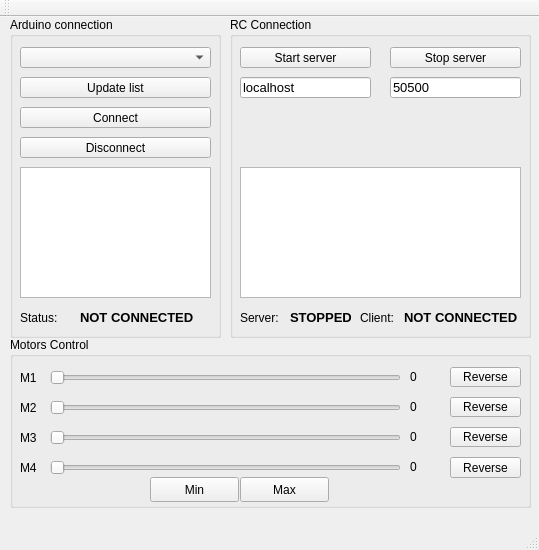
Above: Qt/DFRobot_Server/mainwindow.ui from caffedrine/DFRobot before the change. Below: the same form after it.
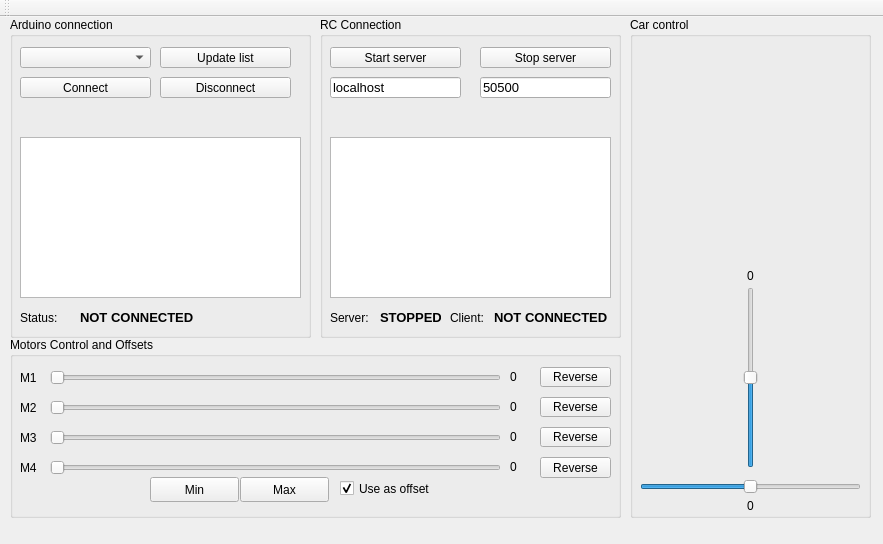
That is the form after the change.

What changed in the file:
```diff
--- a/Qt/DFRobot_Server/mainwindow.ui
+++ b/Qt/DFRobot_Server/mainwindow.ui
@@ -6,8 +6,8 @@
    <rect>
     <x>0</x>
     <y>0</y>
-    <width>539</width>
-    <height>550</height>
+    <width>883</width>
+    <height>544</height>
    </rect>
   </property>
   <property name="sizePolicy">
@@ -28,7 +28,7 @@
      <rect>
       <x>10</x>
       <y>0</y>
-      <width>211</width>
+      <width>301</width>
       <height>321</height>
      </rect>
     </property>
@@ -38,9 +38,9 @@
     <widget class="QPushButton" name="pushButton_updateList">
      <property name="geometry">
       <rect>
-       <x>10</x>
-       <y>60</y>
-       <width>191</width>
+       <x>150</x>
+       <y>30</y>
+       <width>131</width>
        <height>21</height>
       </rect>
      </property>
@@ -53,7 +53,7 @@
       <rect>
        <x>10</x>
        <y>30</y>
-       <width>191</width>
+       <width>131</width>
        <height>21</height>
       </rect>
      </property>
@@ -62,8 +62,8 @@
      <property name="geometry">
       <rect>
        <x>10</x>
-       <y>90</y>
-       <width>191</width>
+       <y>60</y>
+       <width>131</width>
        <height>21</height>
       </rect>
      </property>
@@ -74,9 +74,9 @@
     <widget class="QPushButton" name="pushButton_disconnectArduino">
      <property name="geometry">
       <rect>
-       <x>10</x>
-       <y>120</y>
-       <width>191</width>
+       <x>150</x>
+       <y>60</y>
+       <width>131</width>
        <height>21</height>
       </rect>
      </property>
@@ -88,9 +88,9 @@
      <property name="geometry">
       <rect>
        <x>10</x>
-       <y>150</y>
-       <width>191</width>
-       <height>131</height>
+       <y>120</y>
+       <width>281</width>
+       <height>161</height>
       </rect>
      </property>
      <property name="font">
@@ -166,7 +166,7 @@
    <widget class="QGroupBox" name="rcConnectionGroupBox">
     <property name="geometry">
      <rect>
-      <x>230</x>
+      <x>320</x>
       <y>0</y>
       <width>301</width>
       <height>321</height>
@@ -244,9 +244,9 @@
      <property name="geometry">
       <rect>
        <x>10</x>
-       <y>150</y>
+       <y>120</y>
        <width>281</width>
-       <height>131</height>
+       <height>161</height>
       </rect>
      </property>
      <property name="font">
@@ -363,17 +363,17 @@
      <rect>
       <x>10</x>
       <y>320</y>
-      <width>521</width>
-      <height>171</height>
+      <width>611</width>
+      <height>181</height>
      </rect>
     </property>
     <property name="title">
-     <string>Motors Control</string>
+     <string>Motors Control and Offsets</string>
     </property>
     <widget class="QLabel" name="motor1_speedLabel">
      <property name="geometry">
       <rect>
-       <x>400</x>
+       <x>500</x>
        <y>30</y>
        <width>31</width>
        <height>20</height>
@@ -386,7 +386,7 @@
     <widget class="QLabel" name="motor4_speedLabel">
      <property name="geometry">
       <rect>
-       <x>400</x>
+       <x>500</x>
        <y>120</y>
        <width>31</width>
        <height>20</height>
@@ -425,7 +425,7 @@
     <widget class="QLabel" name="motor2_speedLabel">
      <property name="geometry">
       <rect>
-       <x>400</x>
+       <x>500</x>
        <y>60</y>
        <width>31</width>
        <height>20</height>
@@ -438,7 +438,7 @@
     <widget class="QLabel" name="motor3_speedLabel">
      <property name="geometry">
       <rect>
-       <x>400</x>
+       <x>500</x>
        <y>90</y>
        <width>31</width>
        <height>20</height>
@@ -453,7 +453,7 @@
       <rect>
        <x>40</x>
        <y>90</y>
-       <width>351</width>
+       <width>451</width>
        <height>21</height>
       </rect>
      </property>
@@ -467,7 +467,7 @@
     <widget class="QPushButton" name="pushButton_reverse3">
      <property name="geometry">
       <rect>
-       <x>440</x>
+       <x>530</x>
        <y>90</y>
        <width>71</width>
        <height>20</height>
@@ -485,7 +485,7 @@
       <rect>
        <x>40</x>
        <y>120</y>
-       <width>351</width>
+       <width>451</width>
        <height>21</height>
       </rect>
      </property>
@@ -499,7 +499,7 @@
     <widget class="QPushButton" name="pushButton_reverse4">
      <property name="geometry">
       <rect>
-       <x>440</x>
+       <x>530</x>
        <y>120</y>
        <width>71</width>
        <height>21</height>
@@ -517,7 +517,7 @@
       <rect>
        <x>40</x>
        <y>30</y>
-       <width>351</width>
+       <width>451</width>
        <height>21</height>
       </rect>
      </property>
@@ -557,7 +557,7 @@
     <widget class="QPushButton" name="pushButton_reverse1">
      <property name="geometry">
       <rect>
-       <x>440</x>
+       <x>530</x>
        <y>30</y>
        <width>71</width>
        <height>20</height>
@@ -575,7 +575,7 @@
       <rect>
        <x>40</x>
        <y>60</y>
-       <width>351</width>
+       <width>451</width>
        <height>21</height>
       </rect>
      </property>
@@ -589,7 +589,7 @@
     <widget class="QPushButton" name="pushButton_reverse2">
      <property name="geometry">
       <rect>
-       <x>440</x>
+       <x>530</x>
        <y>60</y>
        <width>71</width>
        <height>20</height>
@@ -628,6 +628,122 @@
       <string>Max</string>
      </property>
     </widget>
+    <widget class="QCheckBox" name="offsetCheckBox">
+     <property name="geometry">
+      <rect>
+       <x>330</x>
+       <y>140</y>
+       <width>121</width>
+       <height>23</height>
+      </rect>
+     </property>
+     <property name="text">
+      <string>Use as offset</string>
+     </property>
+     <property name="checked">
+      <bool>true</bool>
+     </property>
+    </widget>
+   </widget>
+   <widget class="QGroupBox" name="CarControlGroupBox">
+    <property name="geometry">
+     <rect>
+      <x>630</x>
+      <y>0</y>
+      <width>241</width>
+      <height>501</height>
+     </rect>
+    </property>
+    <property name="title">
+     <string>Car control</string>
+    </property>
+    <widget class="QSlider" name="leftRightSlider">
+     <property name="geometry">
+      <rect>
+       <x>10</x>
+       <y>460</y>
+       <width>221</width>
+       <height>20</height>
+      </rect>
+     </property>
+     <property name="minimum">
+      <number>-255</number>
+     </property>
+     <property name="maximum">
+      <number>255</number>
+     </property>
+     <property name="singleStep">
+      <number>5</number>
+     </property>
+     <property name="orientation">
+      <enum>Qt::Horizontal</enum>
+     </property>
+    </widget>
+    <widget class="QSlider" name="speedSlider">
+     <property name="geometry">
+      <rect>
+       <x>110</x>
+       <y>270</y>
+       <width>21</width>
+       <height>181</height>
+      </rect>
+     </property>
+     <property name="minimum">
+      <number>-255</number>
+     </property>
+     <property name="maximum">
+      <number>255</number>
+     </property>
+     <property name="singleStep">
+      <number>5</number>
+     </property>
+     <property name="orientation">
+      <enum>Qt::Vertical</enum>
+     </property>
+    </widget>
+    <widget class="QWidget" name="verticalLayoutWidget">
+     <property name="geometry">
+      <rect>
+       <x>20</x>
+       <y>30</y>
+       <width>211</width>
+       <height>191</height>
+      </rect>
+     </property>
+     <layout class="QVBoxLayout" name="verticalLayout"/>
+    </widget>
+    <widget class="QLabel" name="speedLabel">
+     <property name="geometry">
+      <rect>
+       <x>90</x>
+       <y>250</y>
+       <width>61</width>
+       <height>17</height>
+      </rect>
+     </property>
+     <property name="text">
+      <string>0</string>
+     </property>
+     <property name="alignment">
+      <set>Qt::AlignCenter</set>
+     </property>
+    </widget>
+    <widget class="QLabel" name="directionLabel">
+     <property name="geometry">
+      <rect>
+       <x>90</x>
+       <y>480</y>
+       <width>61</width>
+       <height>17</height>
+      </rect>
+     </property>
+     <property name="text">
+      <string>0</string>
+     </property>
+     <property name="alignment">
+      <set>Qt::AlignCenter</set>
+     </property>
+    </widget>
    </widget>
   </widget>
   <widget class="QMenuBar" name="menuBar">
@@ -648,7 +764,6 @@
     <bool>false</bool>
    </attribute>
   </widget>
-  <widget class="QStatusBar" name="statusBar"/>
  </widget>
  <layoutdefault spacing="6" margin="11"/>
  <resources/>
```
Left out of the diff: 2 changed lines with no effect on the pictures.
